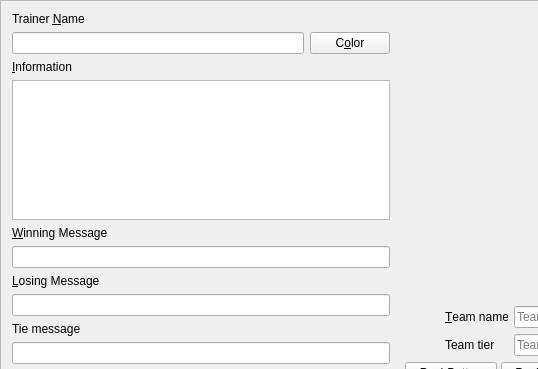
First picture: the form in src/Teambuilder/Teambuilder/trainermenu.ui, repository po-devs/pokemon-online, before the edit; both pictures show x 0 to 538 and y 0 to 369 of the 737 by 527 pixel window.
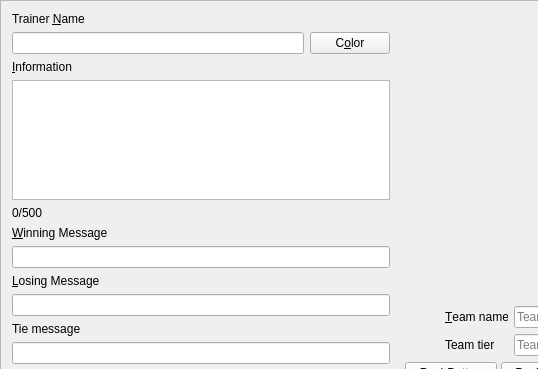
Second picture: the form after the edit. Custom widgets are drawn as their Qt base class.

Commit message: Trainer info limit in teambuilder (it should have something for text v html, but oh well)

Patch:
```diff
--- a/src/Teambuilder/Teambuilder/trainermenu.ui
+++ b/src/Teambuilder/Teambuilder/trainermenu.ui
@@ -327,6 +327,19 @@
        </property>
       </widget>
      </item>
+     <item>
+      <widget class="QLabel" name="infoLength">
+       <property name="minimumSize">
+        <size>
+         <width>100</width>
+         <height>0</height>
+        </size>
+       </property>
+       <property name="text">
+        <string>0/500</string>
+       </property>
+      </widget>
+     </item>
      <item>
       <widget class="QLabel" name="winningMessageLabel">
        <property name="text">
```
The commit also changes 1 other file.
